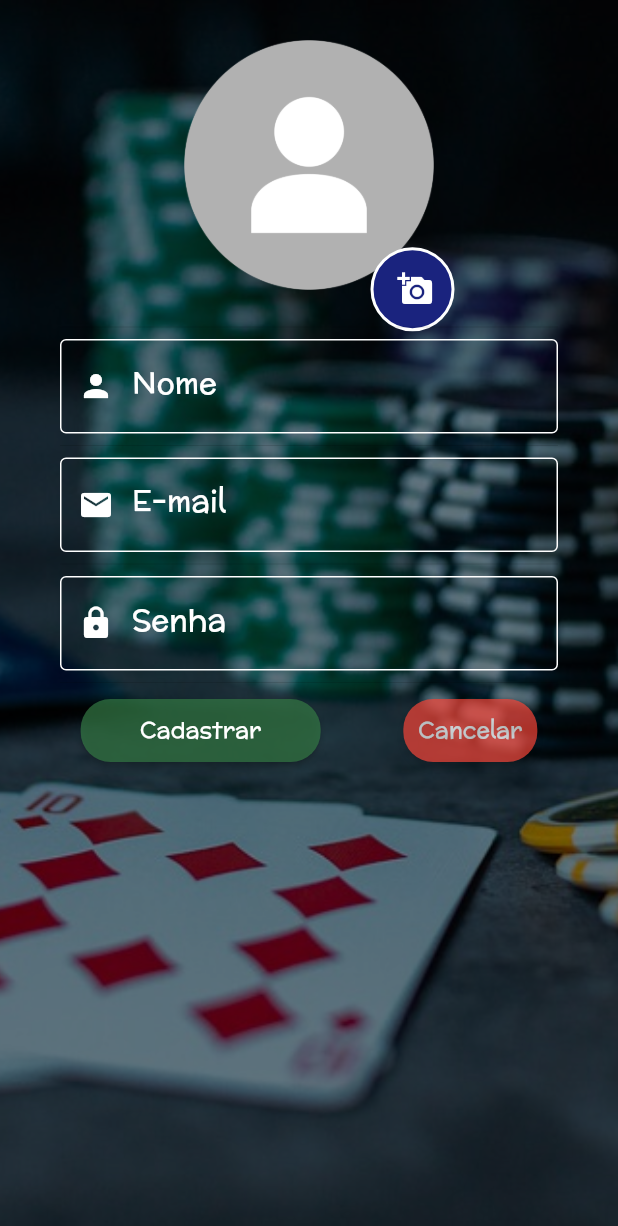
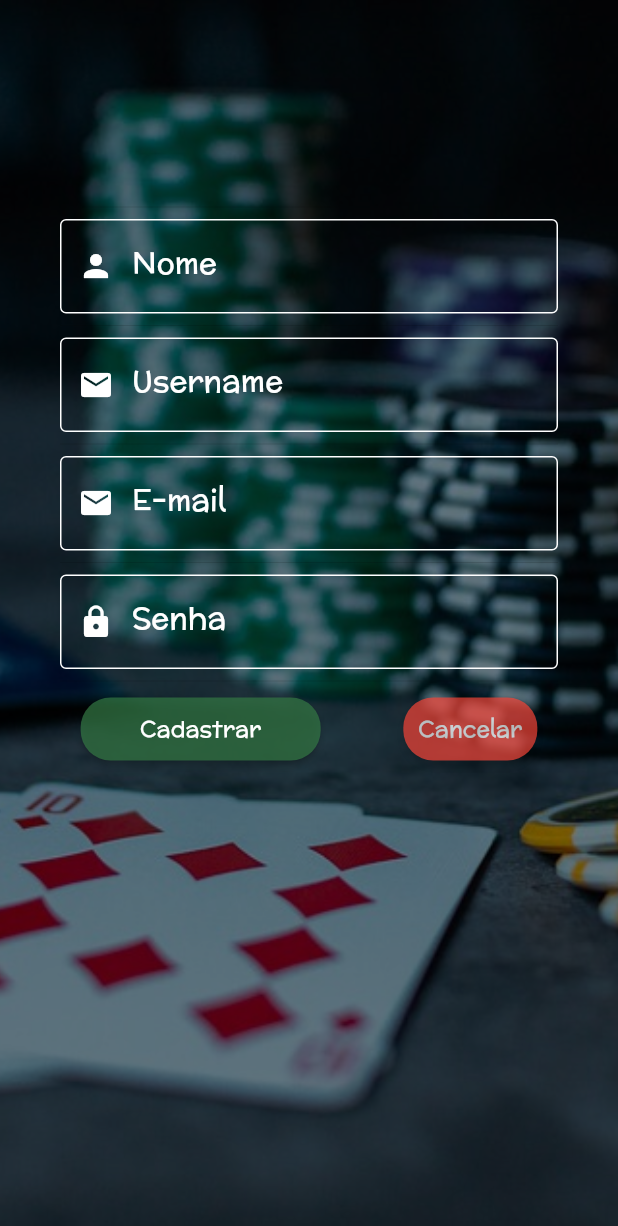
Before and after one commit to Gambot-Crupier/Gambot-App, a Flutter app: the SignupPage screen opened directly, on a phone screen of 412 x 824 dp. Shown: the top 1226 px of the screen. Run offline on Flutter 3.47's test engine with Material 2 defaults, Android fonts, the phone set to English and light mode, and no system bars.

Commit message:
Finish sign up

```diff
--- a/lib/pages/signup.page.dart
+++ b/lib/pages/signup.page.dart
@@ -13,14 +13,19 @@ class SignupPage extends StatefulWidget {
 }
 
 class _SignupPageState extends State<SignupPage> {
+  final GlobalKey<FormState> _formKey = GlobalKey();
+
   Map<String, String> _signUpData = {
     'name': '',
+    'username': '',
     'email': '',
     'password': '',
   };
 
   Future<void> submit() async {
-    print('oi');
+
+    _formKey.currentState.save();
+
     try{
       await Provider.of<Auth>(context, listen: false).signUp(_signUpData);
       Navigator.of(context).pop();
@@ -58,48 +63,19 @@ class _SignupPageState extends State<SignupPage> {
             colorFilter: new ColorFilter.mode(Colors.black.withOpacity(0.5), BlendMode.darken),
           ),
         ),
-        padding: EdgeInsets.only(top: 10, left: 40, right: 40),
+        padding: EdgeInsets.only(top: 130, left: 40, right: 40),
         child: ListView(
           children: <Widget>[
-            Container(
-              width: 200,
-              height: 200,
-              alignment: Alignment(0.5, 1.15),
-              decoration: new BoxDecoration(
-                image: new DecorationImage(
-                  image: AssetImage("assets/images/user.png"),
-                  fit: BoxFit.fitHeight,
-                )
-              ),
-              child: Container(
-                height: 56,
-                width: 56,
-                alignment: Alignment.centerRight,
-                decoration: BoxDecoration(
-                  color: Colors.indigo[900],
-                  border: Border.all(
-                    width: 2.0,
-                    color: Colors.white
-                  ),
-                  borderRadius: BorderRadius.all(
-                    Radius.circular(56)
-                  )
-                ),
-                child: SizedBox.expand(
-                  child: FlatButton(
-                    child: Icon(
-                      Icons.add_a_photo,
-                      color: Colors.white,
-                    ),
-                  ),
-                ),
-              ),
-            ),
             Divider(),
+            Form(
+              key:_formKey,
+              child: SingleChildScrollView(
+                child: Column(
+                  mainAxisAlignment: MainAxisAlignment.start,
+                  crossAxisAlignment: CrossAxisAlignment.center,
+                  children: <Widget>[
                     TextFormField(
                       onSaved: (value) {
-                print('oi');
-                print(value);
                         _signUpData['name'] = value;
                       },
                       keyboardType: TextInputType.text,
@@ -116,6 +92,33 @@ class _SignupPageState extends State<SignupPage> {
                           color: Colors.white,
                         ),
                         labelText: "Nome",
+                        labelStyle: TextStyle(
+                          color: Colors.white,
+                          fontWeight: FontWeight.w400,
+                          fontSize: 20,
+                          fontFamily: 'McLaren',
+                        ),
+                      ),
+                    ),
+                    Divider(),
+                    TextFormField(
+                      onSaved: (value) {
+                        _signUpData['username'] = value;
+                      },
+                      keyboardType: TextInputType.emailAddress,
+                      style: new TextStyle(color: Colors.white, fontSize: 20),
+                      decoration: InputDecoration(
+                        focusedBorder: OutlineInputBorder(
+                          borderSide: BorderSide(color: Colors.white, width: 2.0),
+                        ),
+                        enabledBorder: OutlineInputBorder(
+                          borderSide: BorderSide(color: Colors.white, width: 1.0),
+                        ),
+                        prefixIcon: Icon(
+                          Icons.mail,
+                          color: Colors.white,
+                        ),
+                        labelText: "Username",
                         labelStyle: TextStyle(
                           color: Colors.white,
                           fontWeight: FontWeight.w400,
@@ -179,6 +182,10 @@ class _SignupPageState extends State<SignupPage> {
                         ),
                       ),
                     ),
+                  ],
+                ),
+              ),
+            ),
             Divider(),
             Container(
               child: Row(
--- a/lib/providers/auth.dart
+++ b/lib/providers/auth.dart
@@ -8,7 +8,6 @@ import 'package:http/http.dart' as http;
 class Auth with ChangeNotifier {
 
   Future<void> signUp(Map<String, String> signUpData) async {
-    print(signUpData);
     try{
       final response = await http.post(
         'http://192.168.0.40:5001/sign-up',
```
Lines whose indentation alone changed are shown as unchanged.
